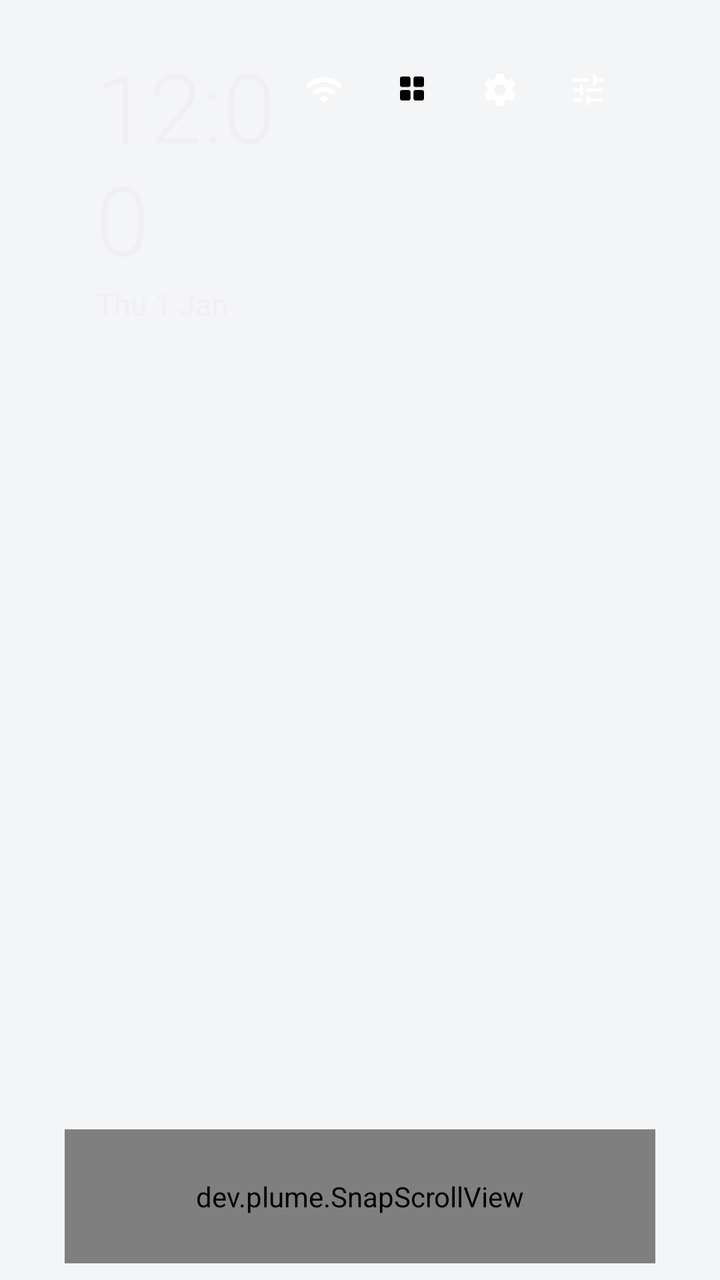
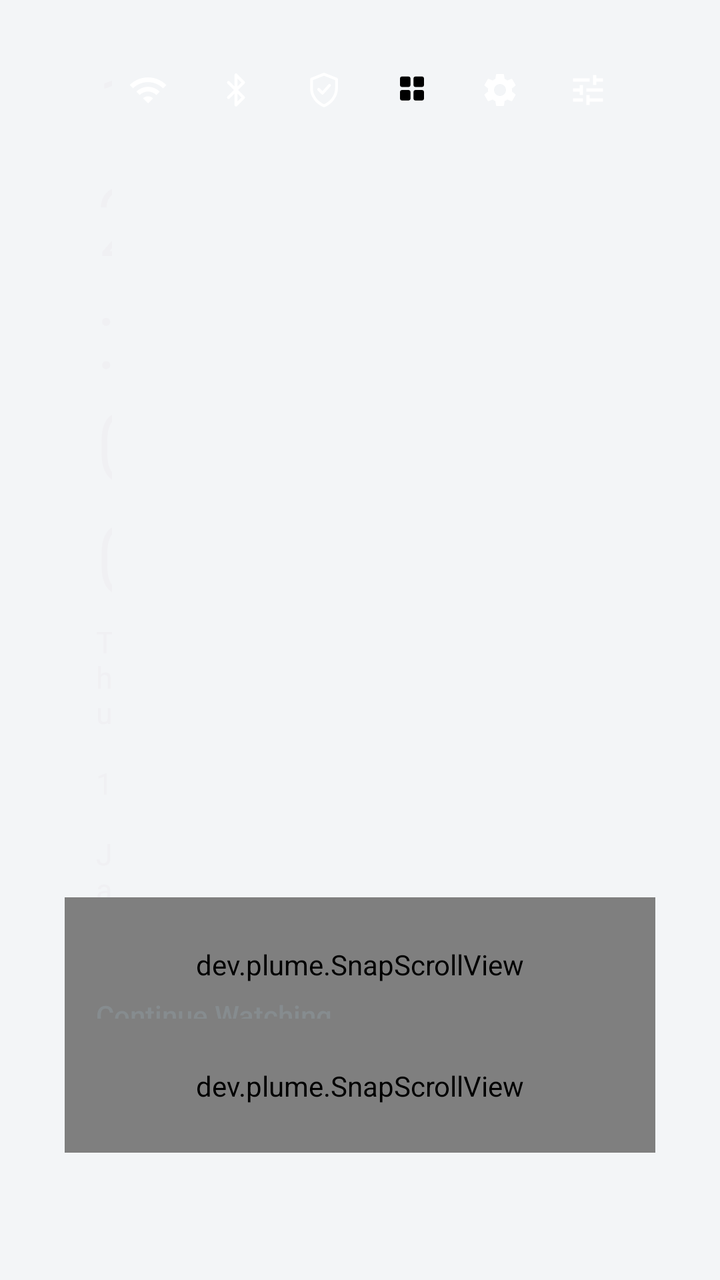

An Android layout rendered at two revisions. The XML below is the earlier revision; the diff shows what the commit changed to produce the second picture.
<!-- AndroidManifest.xml: application theme android:Theme.DeviceDefault.NoActionBar -->
<!-- res/layout/activity_main.xml -->
<?xml version="1.0" encoding="utf-8"?>
<FrameLayout xmlns:android="http://schemas.android.com/apk/res/android"
    android:id="@+id/root"
    android:layout_width="match_parent"
    android:layout_height="match_parent"
    android:background="#F3F5F7">

    <SurfaceView
        android:id="@+id/videoWallpaper"
        android:layout_width="match_parent"
        android:layout_height="match_parent"
        android:importantForAccessibility="no"
        android:visibility="gone" />

    <ImageView
        android:id="@+id/wallpaper"
        android:layout_width="match_parent"
        android:layout_height="match_parent"
        android:importantForAccessibility="no"
        android:scaleType="centerCrop" />

    <LinearLayout
        android:id="@+id/content"
        android:layout_width="match_parent"
        android:layout_height="match_parent"
        android:clipChildren="false"
        android:clipToPadding="false"
        android:orientation="vertical"
        android:paddingStart="48dp"
        android:paddingTop="27dp"
        android:paddingEnd="48dp"
        android:paddingBottom="32dp">
        

        <LinearLayout
            android:layout_width="match_parent"
            android:layout_height="wrap_content"
            android:orientation="horizontal">

            <LinearLayout
                android:layout_width="0dp"
                android:layout_height="wrap_content"
                android:layout_weight="1"
                android:orientation="vertical">

                <TextClock
                    android:id="@+id/clock"
                    android:layout_width="wrap_content"
                    android:layout_height="wrap_content"
                    android:fontFamily="sans-serif-light"
                    android:fontFeatureSettings="tnum"
                    android:format12Hour="h:mm"
                    android:format24Hour="HH:mm"
                    android:includeFontPadding="false"
                    android:textSize="48sp" />

                
                <LinearLayout
                    android:layout_width="wrap_content"
                    android:layout_height="wrap_content"
                    android:layout_marginTop="2dp"
                    android:orientation="horizontal">

                    <TextClock
                        android:id="@+id/date"
                        android:layout_width="wrap_content"
                        android:layout_height="wrap_content"
                        android:fontFamily="sans-serif"
                        android:fontFeatureSettings="tnum"
                        android:format12Hour="EEE d MMM"
                        android:format24Hour="EEE d MMM"
                        android:textSize="15sp" />

                    <TextView
                        android:id="@+id/weather"
                        android:layout_width="wrap_content"
                        android:layout_height="wrap_content"
                        android:layout_marginStart="16dp"
                        android:drawablePadding="6dp"
                        android:gravity="center_vertical"
                        android:fontFamily="sans-serif"
                        android:maxLines="1"
                        android:textSize="15sp"
                        android:visibility="gone" />
                </LinearLayout>

                
                <TextView
                    android:id="@+id/featured"
                    android:layout_width="wrap_content"
                    android:layout_height="wrap_content"
                    android:layout_marginTop="4dp"
                    android:alpha="0.7"
                    android:ellipsize="end"
                    android:fontFamily="sans-serif"
                    android:maxLines="1"
                    android:maxWidth="560dp"
                    android:textSize="15sp"
                    android:visibility="gone" />
            </LinearLayout>

            <ImageView
                android:id="@+id/wifi"
                android:layout_width="36dp"
                android:layout_height="36dp"
                android:contentDescription="@string/network_settings"
                android:focusable="true"
                android:padding="8dp"
                android:src="@drawable/ic_wifi" />

            <ImageView
                android:id="@+id/sourcesButton"
                android:layout_width="36dp"
                android:layout_height="36dp"
                android:layout_marginStart="8dp"
                android:contentDescription="@string/sources"
                android:focusable="true"
                android:padding="8dp"
                android:src="@drawable/ic_sources"
                android:visibility="gone" />

            <ImageView
                android:id="@+id/allAppsButton"
                android:layout_width="36dp"
                android:layout_height="36dp"
                android:layout_marginStart="8dp"
                android:contentDescription="@string/all_apps"
                android:focusable="true"
                android:padding="9dp"
                android:src="@drawable/ic_apps" />

            <ImageView
                android:id="@+id/systemSettings"
                android:layout_width="36dp"
                android:layout_height="36dp"
                android:layout_marginStart="8dp"
                android:contentDescription="@string/settings"
                android:focusable="true"
                android:padding="8dp"
                android:src="@drawable/ic_settings" />

            <ImageView
                android:id="@+id/launcherSettings"
                android:layout_width="36dp"
                android:layout_height="36dp"
                android:layout_marginStart="8dp"
                android:contentDescription="@string/plume_settings"
                android:focusable="true"
                android:padding="8dp"
                android:src="@drawable/ic_tune" />

            
            <ImageView
                android:id="@+id/powerButton"
                android:layout_width="36dp"
                android:layout_height="36dp"
                android:layout_marginStart="8dp"
                android:contentDescription="@string/act_power"
                android:focusable="true"
                android:padding="8dp"
                android:src="@drawable/ic_power"
                android:visibility="gone" />
        </LinearLayout>

        <View
            android:layout_width="match_parent"
            android:layout_height="0dp"
            android:layout_weight="1" />

        
        <TextView
            android:id="@+id/appsTitle"
            android:layout_width="wrap_content"
            android:layout_height="wrap_content"
            android:layout_marginBottom="8dp"
            android:fontFamily="sans-serif-medium"
            android:textSize="15sp"
            android:visibility="gone" />

        
        <dev.plume.SnapScrollView
            android:id="@+id/appScroll"
            android:layout_width="match_parent"
            android:layout_height="wrap_content"
            android:layout_marginStart="-16dp"
            android:layout_marginTop="-24dp"
            android:layout_marginEnd="-16dp"
            android:layout_marginBottom="-24dp"
            android:clipToPadding="false"
            android:paddingStart="16dp"
            android:paddingTop="24dp"
            android:paddingEnd="16dp"
            android:paddingBottom="24dp"
            android:scrollbars="none">

            <LinearLayout
                android:layout_width="wrap_content"
                android:layout_height="wrap_content"
                android:clipChildren="false"
                android:orientation="vertical">

                <LinearLayout
                    android:id="@+id/appRow"
                    android:layout_width="wrap_content"
                    android:layout_height="wrap_content"
                    android:clipChildren="false"
                    android:orientation="horizontal" />

                
                <dev.plume.FittingLabel
                    android:id="@+id/rowLabel"
                    android:layout_width="200dp"
                    android:layout_height="20dp"
                    android:layout_marginTop="8dp"
                    android:alpha="0"
                    android:gravity="center"
                    android:maxLines="1"
                    android:textSize="13sp" />

                
                <LinearLayout
                    android:id="@+id/nameRow"
                    android:layout_width="wrap_content"
                    android:layout_height="20dp"
                    android:layout_marginTop="8dp"
                    android:orientation="horizontal"
                    android:visibility="gone" />
            </LinearLayout>
        </dev.plume.SnapScrollView>

        <TextView
            android:id="@+id/watchTitle"
            android:layout_width="wrap_content"
            android:layout_height="wrap_content"
            android:layout_marginTop="6dp"
            android:alpha="0.7"
            android:fontFamily="sans-serif-medium"
            android:text="@string/continue_watching"
            android:textSize="14sp"
            android:visibility="gone" />

        
        <dev.plume.SnapScrollView
            android:id="@+id/watchScroll"
            android:layout_width="match_parent"
            android:layout_height="wrap_content"
            android:layout_marginStart="-16dp"
            android:layout_marginTop="-8dp"
            android:layout_marginEnd="-16dp"
            android:layout_marginBottom="-24dp"
            android:clipToPadding="false"
            android:paddingStart="16dp"
            android:paddingTop="24dp"
            android:paddingEnd="16dp"
            android:paddingBottom="24dp"
            android:scrollbars="none"
            android:visibility="gone">

            <LinearLayout
                android:id="@+id/watchRow"
                android:layout_width="wrap_content"
                android:layout_height="wrap_content"
                android:clipChildren="false"
                android:orientation="horizontal" />
        </dev.plume.SnapScrollView>
    </LinearLayout>

    
    <ScrollView
        android:id="@+id/allApps"
        android:layout_width="match_parent"
        android:layout_height="match_parent"
        android:clipChildren="false"
        android:clipToPadding="false"
        android:paddingStart="48dp"
        android:paddingTop="28dp"
        android:paddingEnd="48dp"
        android:paddingBottom="28dp"
        android:scrollbars="none"
        android:visibility="gone">

        <LinearLayout
            android:layout_width="match_parent"
            android:layout_height="wrap_content"
            android:clipChildren="false"
            android:orientation="vertical">

            <TextView
                android:id="@+id/allAppsTitle"
                android:layout_width="wrap_content"
                android:layout_height="wrap_content"
                android:layout_marginBottom="12dp"
                android:fontFamily="sans-serif"
                android:text="@string/all_apps"
                android:textSize="20sp" />

            <GridLayout
                android:id="@+id/allAppsGrid"
                android:layout_width="wrap_content"
                android:layout_height="wrap_content"
                android:clipChildren="false"
                android:columnCount="6" />
        </LinearLayout>
    </ScrollView>

    
    <FrameLayout
        android:id="@+id/settingsScrim"
        android:layout_width="match_parent"
        android:layout_height="match_parent"
        android:background="#99000000"
        android:clickable="true"
        android:visibility="gone">

        <dev.plume.GlassBox
            android:id="@+id/settingsPanel"
            android:layout_width="440dp"
            android:layout_height="match_parent"
            android:layout_gravity="end"
            android:orientation="vertical"
            android:paddingStart="28dp"
            android:paddingTop="40dp"
            android:paddingEnd="40dp"
            android:paddingBottom="27dp">

            
            <TextView
                android:id="@+id/settingsCrumb"
                android:layout_width="wrap_content"
                android:layout_height="wrap_content"
                android:paddingStart="14dp"
                android:textSize="14sp"
                android:visibility="gone" />

            <TextView
                android:id="@+id/settingsTitle"
                android:layout_width="wrap_content"
                android:layout_height="wrap_content"
                android:fontFamily="sans-serif-medium"
                android:paddingStart="14dp"
                android:text="@string/plume_settings"
                android:textSize="24sp" />

            
            <ScrollView
                android:layout_width="match_parent"
                android:layout_height="0dp"
                android:layout_marginTop="16dp"
                android:layout_weight="1"
                android:scrollbars="none">

                <LinearLayout
                    android:id="@+id/settingsList"
                    android:layout_width="match_parent"
                    android:layout_height="wrap_content"
                    android:orientation="vertical" />
            </ScrollView>

            
            <TextView
                android:id="@+id/settingsHelp"
                android:layout_width="match_parent"
                android:layout_height="wrap_content"
                android:layout_marginTop="12dp"
                android:lineSpacingMultiplier="1.15"
                android:ellipsize="end"
                android:maxLines="3"
                android:minLines="3"
                android:paddingStart="14dp"
                android:paddingEnd="14dp"
                android:textSize="14sp" />
        </dev.plume.GlassBox>
    </FrameLayout>
</FrameLayout>
<!-- resources referenced by this layout -->
<resources>
  <!-- drawable ic_tune (drawable) -->
  <?xml version="1.0" encoding="utf-8"?>
  <vector xmlns:android="http://schemas.android.com/apk/res/android"
      android:width="24dp"
      android:height="24dp"
      android:viewportWidth="24"
      android:viewportHeight="24">
      <path
          android:fillColor="#FFFFFFFF"
          android:pathData="M3,17v2h6v-2H3zM3,5v2h10V5H3zM13,21v-2h8v-2h-8v-2h-2v6h2zM7,9v2H3v2h4v2h2V9H7zM21,13v-2H11v2h10zM15,9h2V7h4V5h-4V3h-2v6z" />
  </vector>
  <!-- drawable ic_wifi (drawable) -->
  <?xml version="1.0" encoding="utf-8"?>
  <vector xmlns:android="http://schemas.android.com/apk/res/android"
      android:width="24dp"
      android:height="24dp"
      android:viewportWidth="24"
      android:viewportHeight="24">
      <path
          android:fillColor="#FFFFFF"
          android:pathData="M1,9l2,2c4.97,-4.97 13.03,-4.97 18,0l2,-2C16.93,2.93 7.08,2.93 1,9zM9,17l3,3 3,-3c-1.65,-1.66 -4.34,-1.66 -6,0zM5,13l2,2c2.76,-2.76 7.24,-2.76 10,0l2,-2C15.14,9.14 8.87,9.14 5,13z" />
  </vector>
  <string name="act_power">Power menu</string>
  <string name="all_apps">All apps</string>
  <string name="continue_watching">Continue Watching</string>
  <string name="network_settings">Network settings</string>
  <string name="plume_settings">Plume settings</string>
  <string name="settings">Settings</string>
  <string name="sources">Sources</string>
  <!-- unchanged entries left out for length: 4 -->
</resources>

<!-- the commit's change to res/layout/activity_main.xml (unified diff, before → after) -->
@@ -107,6 +107,26 @@
                 android:focusable="true"
                 android:padding="8dp"
                 android:src="@drawable/ic_wifi" />
+
+            <ImageView
+                android:id="@+id/bluetooth"
+                android:layout_width="36dp"
+                android:layout_height="36dp"
+                android:layout_marginStart="8dp"
+                android:contentDescription="Bluetooth"
+                android:focusable="true"
+                android:padding="8dp"
+                android:src="@drawable/ic_bluetooth" />
+
+            <ImageView
+                android:id="@+id/nordvpn"
+                android:layout_width="36dp"
+                android:layout_height="36dp"
+                android:layout_marginStart="8dp"
+                android:contentDescription="NordVPN"
+                android:focusable="true"
+                android:padding="8dp"
+                android:src="@drawable/ic_nordvpn" />
 
             <ImageView
                 android:id="@+id/sourcesButton"
@@ -228,41 +248,153 @@
             </LinearLayout>
         </dev.plume.SnapScrollView>
 
-        <TextView
-            android:id="@+id/watchTitle"
-            android:layout_width="wrap_content"
-            android:layout_height="wrap_content"
-            android:layout_marginTop="6dp"
-            android:alpha="0.7"
-            android:fontFamily="sans-serif-medium"
-            android:text="@string/continue_watching"
-            android:textSize="14sp"
-            android:visibility="gone" />
-
         
-        <dev.plume.SnapScrollView
-            android:id="@+id/watchScroll"
+        <FrameLayout
+            android:id="@+id/bottomSlot"
             android:layout_width="match_parent"
-            android:layout_height="wrap_content"
-            android:layout_marginStart="-16dp"
-            android:layout_marginTop="-8dp"
-            android:layout_marginEnd="-16dp"
-            android:layout_marginBottom="-24dp"
-            android:clipToPadding="false"
-            android:paddingStart="16dp"
-            android:paddingTop="24dp"
-            android:paddingEnd="16dp"
-            android:paddingBottom="24dp"
-            android:scrollbars="none"
-            android:visibility="gone">
+            android:layout_height="196dp"
+            android:clipChildren="false"
+            android:clipToPadding="false">
 
             <LinearLayout
-                android:id="@+id/watchRow"
-                android:layout_width="wrap_content"
+                android:id="@+id/cwGroup"
+                android:layout_width="match_parent"
                 android:layout_height="wrap_content"
                 android:clipChildren="false"
-                android:orientation="horizontal" />
-        </dev.plume.SnapScrollView>
+                android:orientation="vertical">
+
+                <LinearLayout
+                    android:layout_width="match_parent"
+                    android:layout_height="wrap_content"
+                    android:layout_marginTop="6dp"
+                    android:gravity="center_vertical"
+                    android:orientation="horizontal">
+
+                    <TextView
+                        android:id="@+id/watchTitle"
+                        android:layout_width="0dp"
+                        android:layout_height="wrap_content"
+                        android:layout_weight="1"
+                        android:alpha="0.7"
+                        android:fontFamily="sans-serif-medium"
+                        android:text="@string/continue_watching"
+                        android:textSize="14sp" />
+
+                    
+                    <LinearLayout
+                        android:id="@+id/cwArrows"
+                        android:layout_width="wrap_content"
+                        android:layout_height="wrap_content"
+                        android:alpha="0.5"
+                        android:orientation="horizontal"
+                        android:visibility="gone">
+
+                        <ImageView
+                            android:id="@+id/cwArrowLeft"
+                            android:layout_width="20dp"
+                            android:layout_height="20dp"
+                            android:contentDescription="@null"
+                            android:src="@drawable/ic_chevron_left" />
+
+                        <ImageView
+                            android:id="@+id/cwArrowRight"
+                            android:layout_width="20dp"
+                            android:layout_height="20dp"
+                            android:layout_marginStart="2dp"
+                            android:contentDescription="@null"
+                            android:src="@drawable/ic_chevron_right" />
+                    </LinearLayout>
+                </LinearLayout>
+
+                <dev.plume.SnapScrollView
+                    android:id="@+id/watchScroll"
+                    android:layout_width="match_parent"
+                    android:layout_height="wrap_content"
+                    android:layout_marginStart="-16dp"
+                    android:layout_marginTop="-8dp"
+                    android:layout_marginEnd="-16dp"
+                    android:layout_marginBottom="-24dp"
+                    android:clipToPadding="false"
+                    android:paddingStart="16dp"
+                    android:paddingTop="24dp"
+                    android:paddingEnd="16dp"
+                    android:paddingBottom="24dp"
+                    android:scrollbars="none">
+
+                    <LinearLayout
+                        android:id="@+id/watchRow"
+                        android:layout_width="wrap_content"
+                        android:layout_height="wrap_content"
+                        android:clipChildren="false"
+                        android:orientation="horizontal" />
+                </dev.plume.SnapScrollView>
+            </LinearLayout>
+
+            <LinearLayout
+                android:id="@+id/newGroup"
+                android:layout_width="match_parent"
+                android:layout_height="wrap_content"
+                android:clipChildren="false"
+                android:orientation="vertical"
+                android:visibility="gone">
+
+                <TextView
+                    android:id="@+id/newTitle"
+                    android:layout_width="wrap_content"
+                    android:layout_height="wrap_content"
+                    android:layout_marginTop="6dp"
+                    android:alpha="0.7"
+                    android:fontFamily="sans-serif-medium"
+                    android:text="New"
+                    android:textSize="14sp" />
+
+                <dev.plume.SnapScrollView
+                    android:id="@+id/newScroll"
+                    android:layout_width="match_parent"
+                    android:layout_height="wrap_content"
+                    android:layout_marginStart="-16dp"
+                    android:layout_marginTop="-2dp"
+                    android:layout_marginEnd="-16dp"
+                    android:layout_marginBottom="-16dp"
+                    android:clipToPadding="false"
+                    android:paddingStart="16dp"
+                    android:paddingTop="10dp"
+                    android:paddingEnd="16dp"
+                    android:paddingBottom="16dp"
+                    android:scrollbars="none">
+
+                    <LinearLayout
+                        android:id="@+id/newRow"
+                        android:layout_width="wrap_content"
+                        android:layout_height="wrap_content"
+                        android:clipChildren="false"
+                        android:orientation="horizontal" />
+                </dev.plume.SnapScrollView>
+
+                <dev.plume.SnapScrollView
+                    android:id="@+id/new2Scroll"
+                    android:layout_width="match_parent"
+                    android:layout_height="wrap_content"
+                    android:layout_marginStart="-16dp"
+                    android:layout_marginTop="-2dp"
+                    android:layout_marginEnd="-16dp"
+                    android:layout_marginBottom="-16dp"
+                    android:clipToPadding="false"
+                    android:paddingStart="16dp"
+                    android:paddingTop="10dp"
+                    android:paddingEnd="16dp"
+                    android:paddingBottom="16dp"
+                    android:scrollbars="none">
+
+                    <LinearLayout
+                        android:id="@+id/new2Row"
+                        android:layout_width="wrap_content"
+                        android:layout_height="wrap_content"
+                        android:clipChildren="false"
+                        android:orientation="horizontal" />
+                </dev.plume.SnapScrollView>
+            </LinearLayout>
+        </FrameLayout>
     </LinearLayout>
 
     
<!-- resource entries referenced after the edit -->
@@ -1,5 +1,68 @@
 <!-- resources referenced by this layout -->
 <resources>
+  <!-- drawable ic_bluetooth (drawable) -->
+  <vector xmlns:android="http://schemas.android.com/apk/res/android"
+      android:width="24dp"
+      android:height="24dp"
+      android:viewportWidth="24"
+      android:viewportHeight="24">
+      <path
+          android:pathData="M12 3 L12 21 L16.5 16.5 L7.5 7.5 M7.5 16.5 L16.5 7.5 L12 3"
+          android:fillColor="#00000000"
+          android:strokeColor="#FFFFFFFF"
+          android:strokeWidth="1.8"
+          android:strokeLineJoin="round"
+          android:strokeLineCap="round" />
+  </vector>
+  <!-- drawable ic_chevron_left (drawable) -->
+  <vector xmlns:android="http://schemas.android.com/apk/res/android"
+      android:width="20dp"
+      android:height="20dp"
+      android:viewportWidth="24"
+      android:viewportHeight="24">
+      <path
+          android:pathData="M15 6 L9 12 L15 18"
+          android:fillColor="#00000000"
+          android:strokeColor="#FFFFFFFF"
+          android:strokeWidth="2"
+          android:strokeLineJoin="round"
+          android:strokeLineCap="round" />
+  </vector>
+  <!-- drawable ic_chevron_right (drawable) -->
+  <vector xmlns:android="http://schemas.android.com/apk/res/android"
+      android:width="20dp"
+      android:height="20dp"
+      android:viewportWidth="24"
+      android:viewportHeight="24">
+      <path
+          android:pathData="M9 6 L15 12 L9 18"
+          android:fillColor="#00000000"
+          android:strokeColor="#FFFFFFFF"
+          android:strokeWidth="2"
+          android:strokeLineJoin="round"
+          android:strokeLineCap="round" />
+  </vector>
+  <!-- drawable ic_nordvpn (drawable) -->
+  <vector xmlns:android="http://schemas.android.com/apk/res/android"
+      android:width="24dp"
+      android:height="24dp"
+      android:viewportWidth="24"
+      android:viewportHeight="24">
+      <path
+          android:pathData="M12 2.5 L19.5 5.5 L19.5 11 C19.5 15.7 16.3 19.6 12 21.5 C7.7 19.6 4.5 15.7 4.5 11 L4.5 5.5 Z"
+          android:fillColor="#00000000"
+          android:strokeColor="#FFFFFFFF"
+          android:strokeWidth="1.7"
+          android:strokeLineJoin="round"
+          android:strokeLineCap="round" />
+      <path
+          android:pathData="M8.8 11.6 L11.1 13.9 L15.3 9.2"
+          android:fillColor="#00000000"
+          android:strokeColor="#FFFFFFFF"
+          android:strokeWidth="1.7"
+          android:strokeLineJoin="round"
+          android:strokeLineCap="round" />
+  </vector>
   <!-- drawable ic_tune (drawable) -->
   <?xml version="1.0" encoding="utf-8"?>
   <vector xmlns:android="http://schemas.android.com/apk/res/android"
